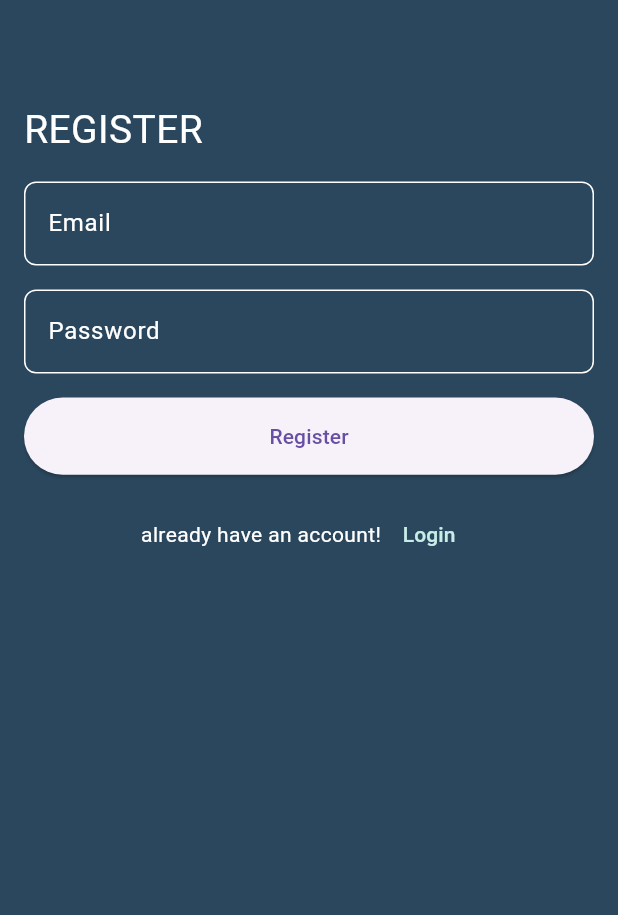
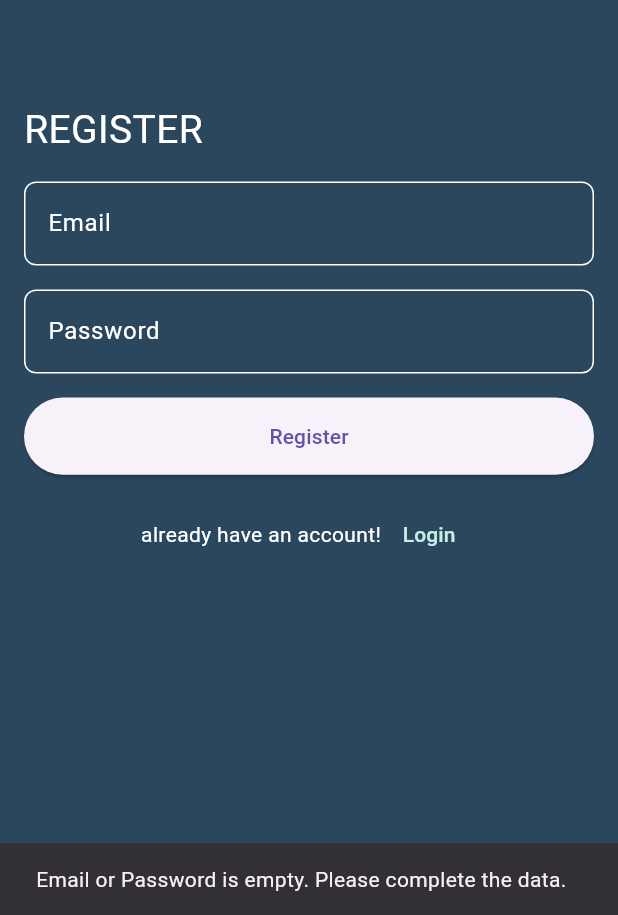
Before and after one commit to AhmedSaleh74/Chat-App, a Flutter app: the RegisterScreen screen opened by its route, after a tap on "Register", on a phone screen of 412 x 824 dp, the part 321-1236 px from its top. Run offline on Flutter 3.47's test engine with Material 3 defaults, Android fonts, the phone set to English and light mode, and no system bars; drawn by our look-alikes of modal_progress_hud_nsn; our stand-ins replace firebase_auth, firebase_core, get; accounts and stored records are empty; statements that could not run were skipped.

Commit message:
feat(auth): complete user registration with Firebase integration

```diff
--- /dev/null
+++ b/lib/core/utils/snackbar_util.dart
@@ -0,0 +1,10 @@
+import 'package:flutter/material.dart';
+
+class SnackBarUtil {
+  static void showSnackBar(
+      {required BuildContext context, required String message}) {
+    ScaffoldMessenger.of(context).showSnackBar(
+      SnackBar(content: Text(message)),
+    );
+  }
+}
--- /dev/null
+++ b/lib/core/validators/auth_validators.dart
@@ -0,0 +1,11 @@
+class AuthValidators {
+  static String validateEmailAndPassword(String email, String password) {
+    if (email.isEmpty || password.isEmpty) {
+      return 'Email or Password is empty. Please complete the data.';
+    }
+    if (!email.contains('@') || password.length < 8) {
+      return 'Email or password is not valid.';
+    }
+    return 'valid'; // valid
+  }
+}
--- a/lib/widgets/custom_button.dart
+++ b/lib/core/widgets/custom_button.dart
@@ -1,16 +1,19 @@
 import 'package:flutter/material.dart';
 import 'package:get/get.dart';
+import 'package:get/get_rx/src/rx_typedefs/rx_typedefs.dart';
 
 class CustomButton extends StatelessWidget {
-  const CustomButton({super.key, required this.buttonText});
+  const CustomButton(
+      {super.key, required this.buttonText, required this.onPressed});
   final String buttonText;
+  final VoidCallback onPressed;
   @override
   Widget build(BuildContext context) {
     return SizedBox(
       width: Get.width,
       height: Get.height / 16,
       child: ElevatedButton(
-        onPressed: () {},
+        onPressed: onPressed,
         child: Text(buttonText),
       ),
     );
--- a/lib/widgets/custom_text_field.dart
+++ b/lib/core/widgets/custom_text_field.dart
@@ -1,11 +1,13 @@
 import 'package:flutter/material.dart';
 
 class CustomTextField extends StatelessWidget {
-  const CustomTextField({super.key, required this.hintText});
+  const CustomTextField({super.key, required this.hintText, this.controller});
   final String hintText;
+  final TextEditingController? controller;
   @override
   Widget build(BuildContext context) {
     return TextField(
+      controller: controller,
       decoration: InputDecoration(
         enabledBorder: OutlineInputBorder(
           borderRadius: BorderRadius.circular(8),
--- /dev/null
+++ b/lib/feature/register_screen/presentation/screens/register_screen.dart
@@ -0,0 +1,141 @@
+import 'package:chat_app/constant.dart';
+import 'package:chat_app/core/utils/snackbar_util.dart';
+import 'package:chat_app/core/validators/auth_validators.dart';
+import 'package:firebase_auth/firebase_auth.dart';
+import 'package:flutter/material.dart';
+import 'package:get/get.dart';
+import 'package:modal_progress_hud_nsn/modal_progress_hud_nsn.dart';
+
+import '../../../../core/widgets/custom_button.dart';
+import '../../../../core/widgets/custom_text_field.dart';
+
+class RegisterScreen extends StatelessWidget {
+  RegisterScreen({super.key});
+
+  final TextEditingController emailController = TextEditingController();
+  final TextEditingController passController = TextEditingController();
+  final isLoading = false.obs;
+
+  @override
+  Widget build(BuildContext context) {
+    return Obx(() {
+      return ModalProgressHUD(
+        inAsyncCall: isLoading.value,
+        child: Scaffold(
+          backgroundColor: kPrimaryColor,
+          body: Padding(
+            padding: const EdgeInsets.all(16.0),
+            child: Column(
+              spacing: 16,
+              children: [
+                SizedBox(
+                  height: 20,
+                ),
+                Image.asset(
+                  'assets/images/school.png',
+                  width: 100,
+                  height: 100,
+                  fit: BoxFit.fill,
+                ),
+                Text(
+                  'Scholar Chat',
+                  style: TextStyle(
+                    fontSize: 32,
+                    fontWeight: FontWeight.bold,
+                    color: Colors.white,
+                  ),
+                ),
+                SizedBox(
+                  height: 36,
+                ),
+                Align(
+                  alignment: AlignmentDirectional.topStart,
+                  child: Text(
+                    'REGISTER',
+                    style: TextStyle(
+                      fontSize: 26,
+                      color: Colors.white,
+                    ),
+                  ),
+                ),
+                CustomTextField(
+                  hintText: 'Email',
+                  controller: emailController,
+                ),
+                CustomTextField(
+                  hintText: 'Password',
+                  controller: passController,
+                ),
+                CustomButton(
+                  buttonText: 'Register',
+                  onPressed: () async {
+                    final validationMessage =
+                        AuthValidators.validateEmailAndPassword(
+                            emailController.text, passController.text);
+                    if (validationMessage != 'valid') {
+                      SnackBarUtil.showSnackBar(
+                          context: context, message: validationMessage);
+                      return;
+                    }
+                    isLoading.value = true;
+                    try {
+                      await userRegister(context);
+                    } on FirebaseAuthException catch (e) {
+                      if (e.code == 'weak-password') {
+                        SnackBarUtil.showSnackBar(
+                            context: context,
+                            message: 'The password provided is too weak.');
+                      } else if (e.code == 'email-already-in-use') {
+                        SnackBarUtil.showSnackBar(
+                            context: context,
+                            message:
+                                'The account already exists for that email.');
+                      } else {
+                        SnackBarUtil.showSnackBar(
+                            context: context,
+                            message: 'FirebaseAuth error: ${e.message}.');
+                      }
+                    } catch (e) {
+                      SnackBarUtil.showSnackBar(
+                          context: context, message: 'General error: $e');
+                    }
+                    isLoading.value = false;
+                  },
+                ),
+                Row(
+                  mainAxisAlignment: MainAxisAlignment.center,
+                  children: [
+                    Text(
+                      "already have an account!",
+                      style: TextStyle(
+                        color: Colors.white,
+                      ),
+                    ),
+                    TextButton(
+                        onPressed: () {
+                          Get.back();
+                        },
+                        child: Text(
+                          'Login',
+                          style: TextStyle(
+                            color: Color(0xffC7EDE6),
+                          ),
+                        ))
+                  ],
+                ),
+              ],
+            ),
+          ),
+        ),
+      );
+    });
+  }
+
+  Future<void> userRegister(BuildContext context) async {
+    final UserCredential userCredential = await FirebaseAuth.instance
+        .createUserWithEmailAndPassword(
+            email: emailController.text, password: passController.text);
+    SnackBarUtil.showSnackBar(
+        context: context, message: 'User Created: ${userCredential.user?.uid}');
+  }
+}
--- a/lib/main.dart
+++ b/lib/main.dart
@@ -1,9 +1,16 @@
-import 'package:chat_app/screens/login_screen.dart';
-import 'package:chat_app/screens/register_screen.dart';
+import 'package:chat_app/feature/login_screen/presentation/screens/login_screen.dart';
+import 'package:chat_app/feature/register_screen/presentation/screens/register_screen.dart';
+import 'package:firebase_auth/firebase_auth.dart';
+import 'package:firebase_core/firebase_core.dart';
 import 'package:flutter/material.dart';
 import 'package:get/get.dart';
+import 'firebase_options.dart';
 
-void main() {
+Future<void> main() async {
+  WidgetsFlutterBinding.ensureInitialized();
+  await Firebase.initializeApp(
+    options: DefaultFirebaseOptions.currentPlatform,
+  );
   runApp(const MyApp());
 }
 
--- a/lib/screens/register_screen.dart
+++ /dev/null
@@ -1,78 +0,0 @@
-import 'package:chat_app/constant.dart';
-import 'package:chat_app/widgets/custom_button.dart';
-import 'package:chat_app/widgets/custom_text_field.dart';
-import 'package:flutter/material.dart';
-import 'package:get/get.dart';
-
-class RegisterScreen extends StatelessWidget {
-  const RegisterScreen({super.key});
-
-  @override
-  Widget build(BuildContext context) {
-    return Scaffold(
-      backgroundColor: kPrimaryColor,
-      body: Padding(
-        padding: const EdgeInsets.all(16.0),
-        child: Column(
-          spacing: 16,
-          children: [
-            SizedBox(
-              height: 20,
-            ),
-            Image.asset(
-              'assets/images/school.png',
-              width: 100,
-              height: 100,
-              fit: BoxFit.fill,
-            ),
-            Text(
-              'Scholar Chat',
-              style: TextStyle(
-                fontSize: 32,
-                fontWeight: FontWeight.bold,
-                color: Colors.white,
-              ),
-            ),
-            SizedBox(
-              height: 36,
-            ),
-            Align(
-              alignment: AlignmentDirectional.topStart,
-              child: Text(
-                'REGISTER',
-                style: TextStyle(
-                  fontSize: 26,
-                  color: Colors.white,
-                ),
-              ),
-            ),
-            CustomTextField(hintText: 'Email'),
-            CustomTextField(hintText: 'Password'),
-            CustomButton(buttonText: 'Register'),
-            Row(
-              mainAxisAlignment: MainAxisAlignment.center,
-              children: [
-                Text(
-                  "already have an account!",
-                  style: TextStyle(
-                    color: Colors.white,
-                  ),
-                ),
-                TextButton(
-                    onPressed: () {
-                      Get.back();
-                    },
-                    child: Text(
-                      'Login',
-                      style: TextStyle(
-                        color: Color(0xffC7EDE6),
-                      ),
-                    ))
-              ],
-            ),
-          ],
-        ),
-      ),
-    );
-  }
-}
--- a/pubspec.yaml
+++ b/pubspec.yaml
@@ -36,6 +36,8 @@ dependencies:
   cupertino_icons: ^1.0.8
   get: ^4.7.2
   firebase_core: ^3.13.0
+  firebase_auth: ^5.5.3
+  modal_progress_hud_nsn: ^0.5.1
 
 dev_dependencies:
   flutter_test:
```
Also changed, not shown: pubspec.lock.
